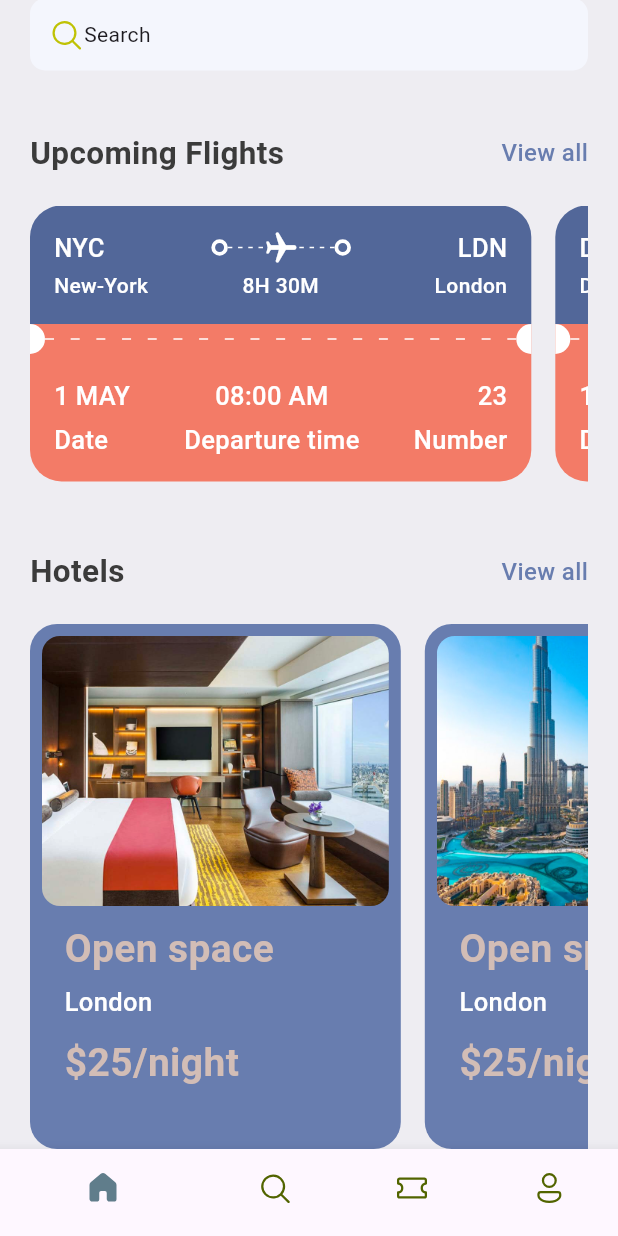
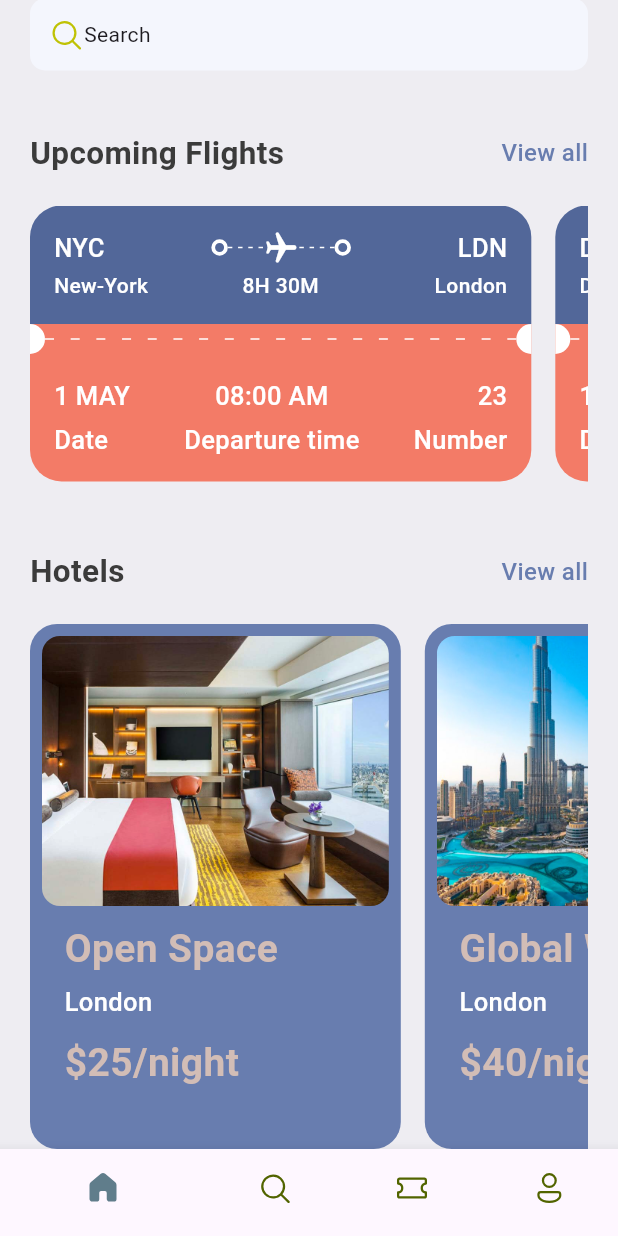
Before and after one commit to Sammyadj/ticket-app, a Flutter app: the screen it shows after launch, scrolled down 132 dp, on a phone screen of 412 x 824 dp. Run offline on Flutter 3.47's test engine with Material 3 defaults, Android fonts, the phone set to English and light mode, and no system bars; our stand-ins replace fluentui_icons.

```diff
--- a/lib/base/bottom_nav_bar.dart
+++ b/lib/base/bottom_nav_bar.dart
@@ -1,6 +1,7 @@
 import 'package:fluentui_icons/fluentui_icons.dart';
 import 'package:flutter/material.dart';
-import 'package:ticket_app/screens/home_screen.dart';
+import 'package:ticket_app/screens/home/home_screen.dart';
+import 'package:ticket_app/screens/search/search_screen.dart';
 
 class BottomNavBar extends StatefulWidget {
   const BottomNavBar({super.key});
@@ -12,7 +13,7 @@ class BottomNavBar extends StatefulWidget {
 class _BottomNavBarState extends State<BottomNavBar> {
   final appScreens = [
     const HomeScreen(),
-    const Center(child: Text("Search")),
+    const SearchScreen(),
     const Center(child: Text("Tickets")),
     const Center(child: Text("Profile")),
   ];
--- a/lib/base/utils/all_json.dart
+++ b/lib/base/utils/all_json.dart
@@ -56,7 +56,7 @@ List<Map<String, dynamic>> hotelList = [
   },
   {
     'image': 'pool_view.png',
-    'place': 'Best pool in the city',
+    'place': 'Best city pool',
     'destination': 'Dubai',
     'price': 68,
   },
--- a/lib/main.dart
+++ b/lib/main.dart
@@ -1,6 +1,6 @@
 import 'package:flutter/material.dart';
 import 'package:ticket_app/base/bottom_nav_bar.dart';
-import 'package:ticket_app/screens/all_tickets.dart';
+import 'package:ticket_app/screens/home/all_tickets.dart';
 
 void main() {
   runApp(const MyApp());
--- a/lib/screens/all_tickets.dart
+++ b/lib/screens/home/all_tickets.dart
@@ -1,7 +1,7 @@
 import 'package:flutter/material.dart';
 import 'package:ticket_app/base/widgets/ticket_view.dart';
 
-import '../base/utils/all_json.dart';
+import '../../base/utils/all_json.dart';
 
 class AllTickets extends StatelessWidget {
   const AllTickets({super.key});
--- a/lib/screens/widgets/hotel.dart
+++ b/lib/screens/home/widgets/hotel.dart
@@ -35,7 +35,7 @@ class Hotel extends StatelessWidget {
           Padding(
             padding: const EdgeInsets.only(left: 15),
             child: Text(
-              "Open space",
+              hotel["place"],
               style: AppStyles.headLineStyle1.copyWith(
                 color: AppStyles.kakiColor,
               ),
@@ -45,7 +45,7 @@ class Hotel extends StatelessWidget {
           Padding(
             padding: const EdgeInsets.only(left: 15),
             child: Text(
-              "London",
+              hotel["destination"],
               style: AppStyles.headLineStyle3.copyWith(color: Colors.white),
             ),
           ),
@@ -53,7 +53,7 @@ class Hotel extends StatelessWidget {
           Padding(
             padding: const EdgeInsets.only(left: 15),
             child: Text(
-              "\$25/night",
+              "\$${hotel['price']}/night",
               style: AppStyles.headLineStyle1.copyWith(
                 color: AppStyles.kakiColor,
               ),
```
Also changed, not shown: lib/screens/home/home_screen.dart (renamed from lib/screens/home_screen.dart, +3 -4 lines), lib/screens/search/search_screen.dart (added, +27 -0 lines), lib/screens/search/widgets/app_ticket_tabs.dart (added, +51 -0 lines).
